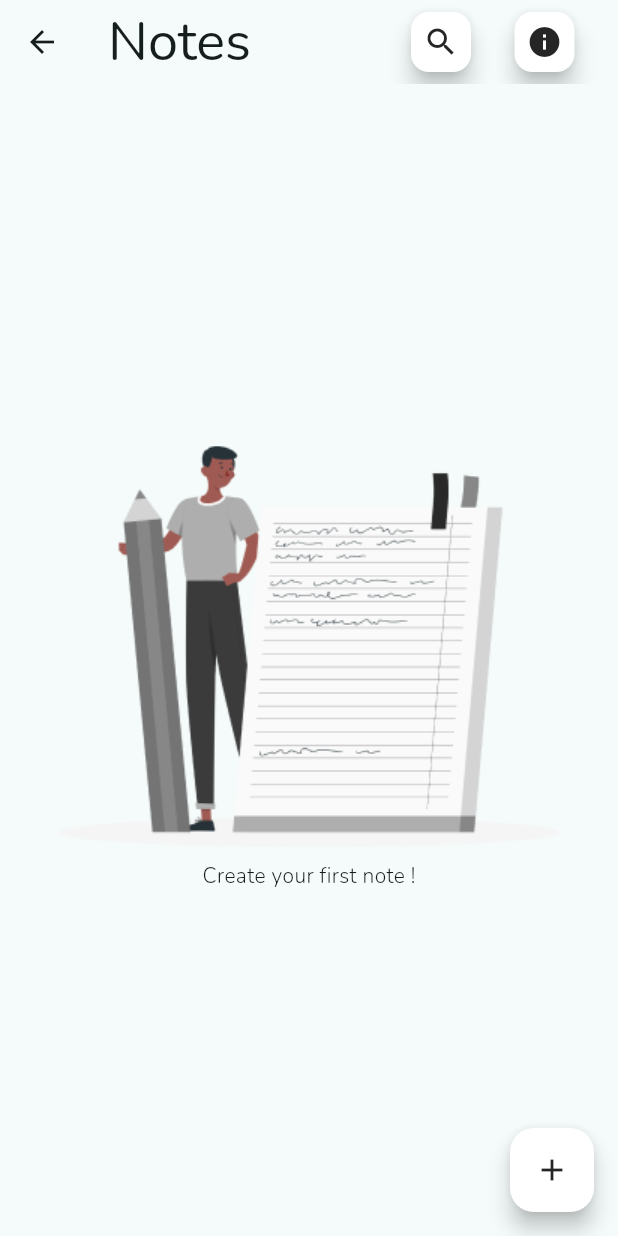
After one commit to td-cristian-torrado/td-bootcamp-flutter-2024-examples, a Flutter app: the HomeScreenMVVM screen opened directly, on a phone screen of 412 x 824 dp. The commit adds this screen. Run offline on Flutter 3.47's test engine with Material 3 defaults, Android fonts, the phone set to English and light mode, and no system bars; our stand-ins replace flutter_riverpod, google_fonts.

Commit message:
MVVM Refactor with riverpod library - stage01

```diff
--- /dev/null
+++ b/widgets-example-1/td_bootcamp_widget_notes_app/lib/home_screen_mvvm/home_screen_model.dart
@@ -0,0 +1,8 @@
+import 'dart:ui';
+
+final class StickyNoteModel {
+  final String text;
+  final Color color;
+
+  StickyNoteModel({required this.text, required this.color});
+}
--- /dev/null
+++ b/widgets-example-1/td_bootcamp_widget_notes_app/lib/home_screen_mvvm/home_screen_mvvm.dart
@@ -0,0 +1,79 @@
+import 'package:flutter/material.dart';
+import 'package:flutter_riverpod/flutter_riverpod.dart';
+import 'package:td_bootcamp_widget_notes_app/home_screen_mvvm/home_screen_model.dart';
+import 'package:td_bootcamp_widget_notes_app/home_screen_mvvm/vm/home_screen_vm.dart';
+import 'package:td_bootcamp_widget_notes_app/info_screen.dart';
+import 'package:td_bootcamp_widget_notes_app/themes/util.dart';
+
+final homeScreenViewModelProvider = Provider((_) => HomeScreenVm());
+
+class HomeScreenMVVM extends ConsumerWidget {
+  const HomeScreenMVVM({super.key});
+
+  @override
+  Widget build(BuildContext context, WidgetRef ref) {
+      final HomeScreenVm homeScreenVm = ref.watch(homeScreenViewModelProvider);
+     return Scaffold(
+        appBar: AppBar(
+          title: Text('Notes', style: Theme.of(context).textTheme.displaySmall),
+          actions: [
+            Theme(
+              data: getFabCustomTheme(context: context),
+              child: const FloatingActionButton.small(onPressed: null, child: Icon(Icons.search))),
+             Padding(
+              padding: const EdgeInsets.fromLTRB(21,0,25,0),
+              child: Theme(
+                data: getFabCustomTheme(context: context),
+                child:  FloatingActionButton.small(onPressed: () {
+                  Navigator.of(context).push(
+                      MaterialPageRoute(
+                        builder: (context) => const InfoScreen(),
+                      ),
+                  );
+                }, child: const Icon(Icons.info))),
+            ),
+          ],
+        ),
+        body: homeScreenVm.state.notesList.isEmpty ? _emptyViewFactory(context: context) : _noteListFactory(context: context, notesList: homeScreenVm.state.notesList),
+        floatingActionButton: Theme(
+          data: getFabCustomTheme(context: context),
+          child: const FloatingActionButton(
+            onPressed: null, child: Icon(Icons.add)),
+        ),
+    );
+  }
+
+
+  Widget _cardFactory({required StickyNoteModel stickyNote, required BuildContext context}) {
+     return Padding(
+             padding: const EdgeInsets.symmetric(vertical: 24, horizontal: 12),
+             child: Card( color: stickyNote.color, child:  Padding(
+               padding: const EdgeInsets.symmetric(vertical: 22, horizontal: 45),
+                child: Text(stickyNote.text,
+                style: Theme.of(context).textTheme.headlineSmall!
+                .copyWith(color:Colors.black ))),
+             ),
+           );
+  }
+
+  Widget _emptyViewFactory({required BuildContext context}){
+    return  SizedBox(
+          width: double.infinity,
+          height: double.infinity,
+          child: Column(
+            crossAxisAlignment: CrossAxisAlignment.center,
+            mainAxisAlignment: MainAxisAlignment.center,
+            children: [
+              Image.asset('assets/img/rafiki.png'),
+              Text('Create your first note !',
+              style: Theme.of(context).textTheme.bodyMedium?.
+              copyWith(fontWeight: FontWeight.w300),)
+            ],
+          ),
+        );
+  }
+
+  Widget _noteListFactory({required List<StickyNoteModel> notesList, required BuildContext context}){
+    return ListView(children: notesList.reversed.map((stickyNote) => _cardFactory(stickyNote: stickyNote, context: context)).toList(),);
+  }
+}
--- /dev/null
+++ b/widgets-example-1/td_bootcamp_widget_notes_app/lib/home_screen_mvvm/vm/home_screen_state.dart
@@ -0,0 +1,9 @@
+import 'package:td_bootcamp_widget_notes_app/home_screen_mvvm/home_screen_model.dart';
+
+class HomeScreenState {
+
+    final List<StickyNoteModel> notesList;
+
+    const HomeScreenState({required this.notesList});
+
+}
--- /dev/null
+++ b/widgets-example-1/td_bootcamp_widget_notes_app/lib/home_screen_mvvm/vm/home_screen_vm.dart
@@ -0,0 +1,12 @@
+import 'package:flutter_riverpod/flutter_riverpod.dart';
+import 'package:td_bootcamp_widget_notes_app/home_screen_mvvm/vm/home_screen_state.dart';
+
+class HomeScreenVm extends StateNotifier<HomeScreenState>{
+
+  static const initialState = HomeScreenState(notesList: []);
+
+  HomeScreenVm({HomeScreenState state = HomeScreenVm.initialState}): super(state);
+
+
+
+}
--- a/widgets-example-1/td_bootcamp_widget_notes_app/lib/info_screen.dart
+++ b/widgets-example-1/td_bootcamp_widget_notes_app/lib/info_screen.dart
@@ -1,5 +1,4 @@
 import 'package:flutter/material.dart';
-import 'package:flutter/widgets.dart';
 import 'package:td_bootcamp_widget_notes_app/themes/util.dart';
 
 class InfoScreen extends StatelessWidget{
--- a/widgets-example-1/td_bootcamp_widget_notes_app/lib/main.dart
+++ b/widgets-example-1/td_bootcamp_widget_notes_app/lib/main.dart
@@ -2,9 +2,10 @@ import 'package:flutter/material.dart';
 import 'package:td_bootcamp_widget_notes_app/home_screen.dart';
 import 'package:td_bootcamp_widget_notes_app/themes/theme.dart';
 import 'package:td_bootcamp_widget_notes_app/themes/util.dart';
+import 'package:flutter_riverpod/flutter_riverpod.dart';
 
 void main() {
-  runApp(const MyApp());
+  runApp(const ProviderScope(child: MyApp()));
 }
 
 class MyApp extends StatelessWidget {
--- a/widgets-example-1/td_bootcamp_widget_notes_app/pubspec.yaml
+++ b/widgets-example-1/td_bootcamp_widget_notes_app/pubspec.yaml
@@ -11,11 +11,14 @@ dependencies:
     sdk: flutter
   google_fonts: ^6.2.1
   cupertino_icons: ^1.0.6
+  flutter_riverpod: ^2.5.1
 
 dev_dependencies:
   flutter_test:
     sdk: flutter
-  flutter_lints: ^3.0.0
+  flutter_lints: "3.0.0"
+  custom_lint: ^0.6.4
+  riverpod_lint: ^2.3.10
 
 flutter:
 
```
Also changed, not shown: widgets-example-1/td_bootcamp_widget_notes_app/analysis_options.yaml (+4 -24 lines), widgets-example-1/td_bootcamp_widget_notes_app/pubspec.lock.
